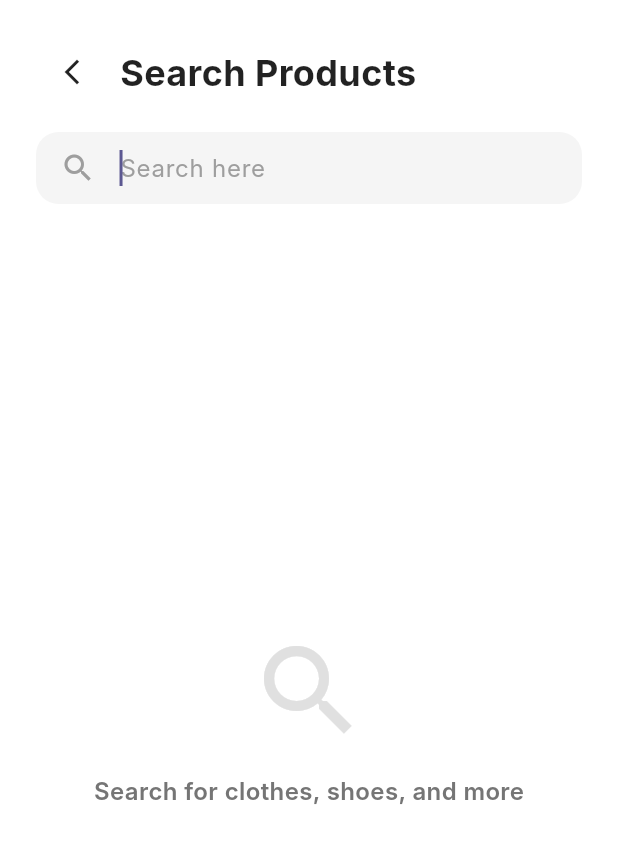
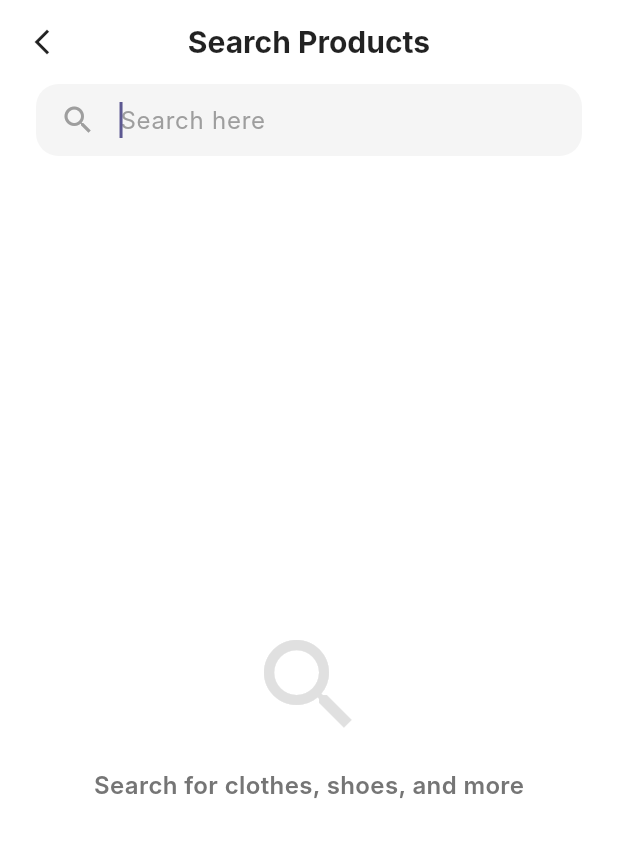
Before and after one commit to Manar-Elhabbal7/Clothes-Store, a Flutter app: the SearchScreen screen opened directly, on a phone screen of 412 x 824 dp. Shown: the top 843 px of the screen. Run offline on Flutter 3.47's test engine with Material 3 defaults, Android fonts, the phone set to English and light mode, and no system bars; our stand-ins replace dio, equatable, firebase_auth, firebase_core, flutter_bloc, shared_preferences; accounts and stored records are empty; network calls fail; Roboto replaces fonts that are missing (Inter).

Commit message:
enhance ui for search and profile

```diff
--- a/lib/features/profile/ui/profile_screen.dart
+++ b/lib/features/profile/ui/profile_screen.dart
@@ -203,7 +203,6 @@ class ProfileScreen extends StatelessWidget {
     return Container(
       margin: const EdgeInsets.only(bottom: 10),
       decoration: BoxDecoration(
-        color: Colors.white,
         borderRadius: BorderRadius.circular(12),
         boxShadow: const [
           BoxShadow(
@@ -213,6 +212,10 @@ class ProfileScreen extends StatelessWidget {
           ),
         ],
       ),
+      child: Material(
+        color: Colors.white,
+        borderRadius: BorderRadius.circular(12),
+        clipBehavior: Clip.antiAlias,
         child: ListTile(
           contentPadding: const EdgeInsets.symmetric(horizontal: 16, vertical: 0),
           leading: Container(
@@ -252,6 +255,7 @@ class ProfileScreen extends StatelessWidget {
           ),
           onTap: onTap,
         ),
+      ),
     );
   }
 }
--- a/lib/features/search/ui/search_screen.dart
+++ b/lib/features/search/ui/search_screen.dart
@@ -29,32 +29,31 @@ class _SearchScreenState extends State<SearchScreen> {
   Widget build(BuildContext context) {
     return Scaffold(
       backgroundColor: Colors.white,
+      appBar: AppBar(
+        leading: Navigator.canPop(context)
+            ? IconButton(
+                icon: const Icon(Icons.arrow_back_ios_new, color: Colors.black87, size: 20),
+                onPressed: () => Navigator.pop(context),
+              )
+            : null,
+        backgroundColor: Colors.white,
+        elevation: 0,
+        title: const Text(
+          'Search Products',
+          style: TextStyle(
+            color: Colors.black87,
+            fontWeight: FontWeight.bold,
+            fontSize: 20,
+          ),
+        ),
+        centerTitle: true,
+      ),
       body: SafeArea(
         child: Padding(
-          padding: const EdgeInsets.all(24.0),
+          padding: const EdgeInsets.symmetric(horizontal: 24.0),
           child: Column(
             crossAxisAlignment: CrossAxisAlignment.start,
             children: [
-              Row(
-                children: [
-                  if (Navigator.canPop(context)) ...[
-                    IconButton(
-                      icon: const Icon(Icons.arrow_back_ios_new, color: Colors.black87, size: 20),
-                      onPressed: () => Navigator.pop(context),
-                    ),
-                    const SizedBox(width: 8),
-                  ],
-                  const Text(
-                    'Search Products',
-                    style: TextStyle(
-                      fontSize: 24,
-                      fontWeight: FontWeight.bold,
-                      color: Colors.black87,
-                    ),
-                  ),
-                ],
-              ),
-              const SizedBox(height: 16),
               CustomSearchBar(
                 controller: _searchController,
                 autofocus: true,
--- a/pubspec.yaml
+++ b/pubspec.yaml
@@ -20,6 +20,7 @@ dependencies:
   shared_preferences: ^2.5.5
   firebase_core: ^4.12.1
   firebase_auth: ^6.5.6
+  flutter_launcher_icons: ^0.14.4
 
 dev_dependencies:
   flutter_test:
```
Also changed, not shown: assets/images/icon.png (added), pubspec.lock. Lines whose indentation alone changed are shown as unchanged.
